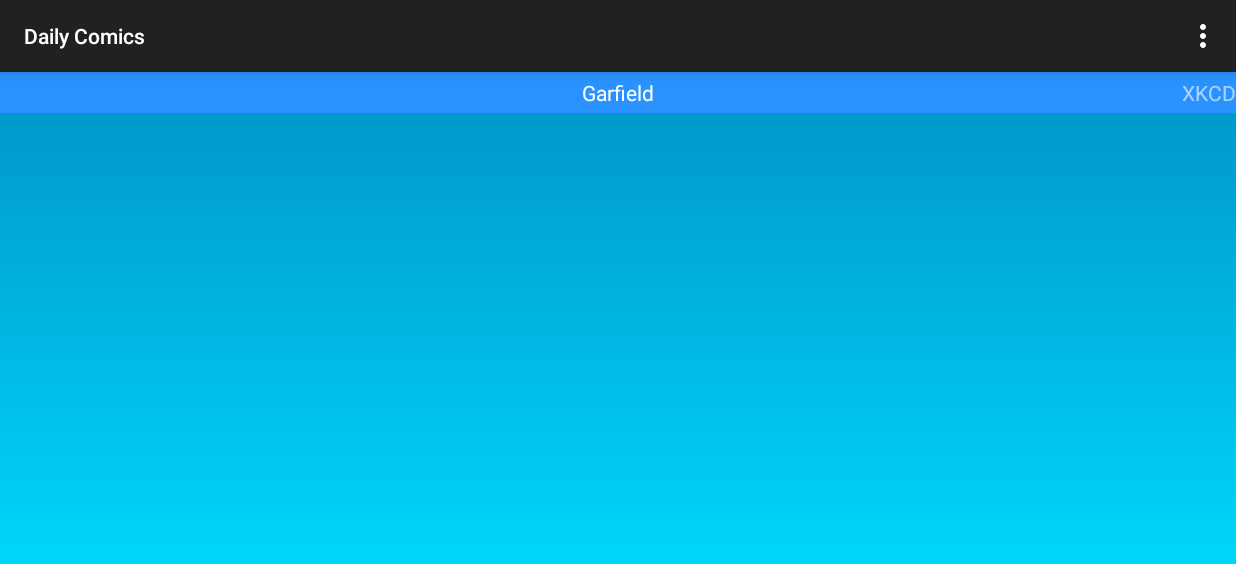
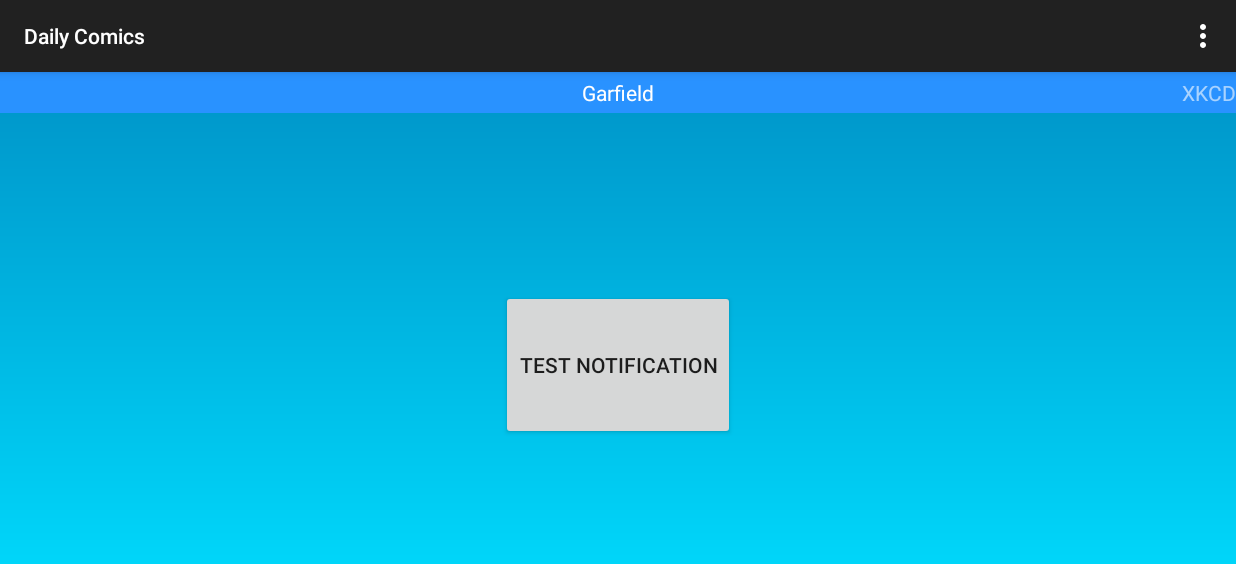
Before and after one commit to kklee305/Comics, an Android app: the screen it shows after launch (HomeActivity), on a phone screen of 824 x 412 dp (held sideways). Shown: the top 564 px of the screen. Run offline under Robolectric (Android 15) with nearby library versions, the phone set to English and light mode, and no system bars.

Commit message:
test system notifications

```diff
--- a/Comics/src/main/res/layout/title_fragment.xml
+++ b/Comics/src/main/res/layout/title_fragment.xml
@@ -3,9 +3,17 @@
     android:layout_width="match_parent"
     android:layout_height="match_parent">
 
-    <ImageView android:id="@+id/image_view"
-               android:layout_width="match_parent"
-               android:layout_height="match_parent"
-               android:src="@drawable/bg_gradient_invert"/>
+    <ImageView
+        android:id="@+id/image_view"
+        android:layout_width="match_parent"
+        android:layout_height="match_parent"
+        android:src="@drawable/bg_gradient_invert"/>
+
+    <Button
+        android:id="@+id/btn_test_notification"
+        android:layout_width="wrap_content"
+        android:layout_height="100dp"
+        android:text="test notification"
+        android:layout_gravity="center"/>
 
 </FrameLayout>
```
Also changed, not shown: Comics/src/main/java/ca/kklee/comics/TitleFragment.java (+24 -1 lines).
